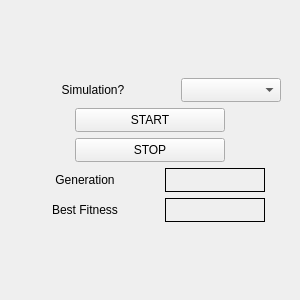
Before: the Qt Designer form tesgui/execution.ui in AbbyGi/tesgui, drawn with Qt 5.
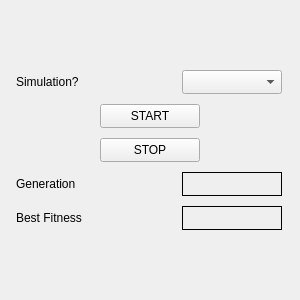
After: the same form once the commit is applied.

Patch:
```diff
--- a/tesgui/execution.ui
+++ b/tesgui/execution.ui
@@ -25,9 +25,39 @@
   <property name="windowTitle">
    <string>Form</string>
   </property>
-  <layout class="QVBoxLayout" name="verticalLayout_2">
+  <layout class="QVBoxLayout" name="verticalLayout_2" stretch="0">
+   <property name="spacing">
+    <number>10</number>
+   </property>
+   <property name="leftMargin">
+    <number>5</number>
+   </property>
+   <property name="topMargin">
+    <number>5</number>
+   </property>
+   <property name="rightMargin">
+    <number>5</number>
+   </property>
+   <property name="bottomMargin">
+    <number>5</number>
+   </property>
    <item>
     <layout class="QVBoxLayout" name="verticalLayout">
+     <property name="spacing">
+      <number>10</number>
+     </property>
+     <property name="leftMargin">
+      <number>5</number>
+     </property>
+     <property name="topMargin">
+      <number>5</number>
+     </property>
+     <property name="rightMargin">
+      <number>5</number>
+     </property>
+     <property name="bottomMargin">
+      <number>5</number>
+     </property>
      <item>
       <layout class="QGridLayout" name="gridLayout_3">
        <item row="0" column="0">
@@ -48,7 +78,7 @@
           <string>Simulation?</string>
          </property>
          <property name="alignment">
-          <set>Qt::AlignCenter</set>
+          <set>Qt::AlignLeading|Qt::AlignLeft|Qt::AlignVCenter</set>
          </property>
         </widget>
        </item>
@@ -76,13 +106,13 @@
         <widget class="QPushButton" name="stopBtn">
          <property name="minimumSize">
           <size>
-           <width>100</width>
+           <width>60</width>
            <height>24</height>
           </size>
          </property>
          <property name="maximumSize">
           <size>
-           <width>150</width>
+           <width>100</width>
            <height>16777215</height>
           </size>
          </property>
@@ -95,13 +125,13 @@
         <widget class="QPushButton" name="startBtn">
          <property name="minimumSize">
           <size>
-           <width>75</width>
+           <width>60</width>
            <height>24</height>
           </size>
          </property>
          <property name="maximumSize">
           <size>
-           <width>150</width>
+           <width>100</width>
            <height>16777215</height>
           </size>
          </property>
@@ -128,11 +158,17 @@
            <height>24</height>
           </size>
          </property>
+         <property name="maximumSize">
+          <size>
+           <width>150</width>
+           <height>16777215</height>
+          </size>
+         </property>
          <property name="text">
           <string>Best Fitness</string>
          </property>
          <property name="alignment">
-          <set>Qt::AlignCenter</set>
+          <set>Qt::AlignLeading|Qt::AlignLeft|Qt::AlignVCenter</set>
          </property>
         </widget>
        </item>
@@ -175,11 +211,17 @@
            <height>24</height>
           </size>
          </property>
+         <property name="maximumSize">
+          <size>
+           <width>150</width>
+           <height>16777215</height>
+          </size>
+         </property>
          <property name="text">
           <string>Generation</string>
          </property>
          <property name="alignment">
-          <set>Qt::AlignCenter</set>
+          <set>Qt::AlignLeading|Qt::AlignLeft|Qt::AlignVCenter</set>
          </property>
         </widget>
        </item>
```
